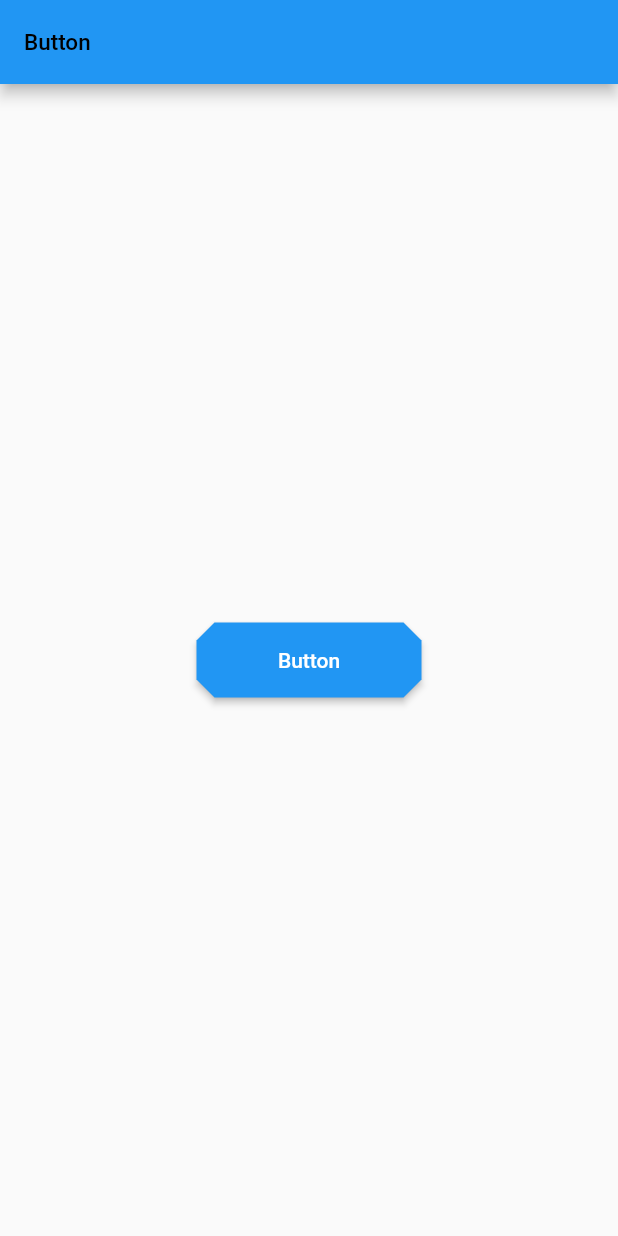
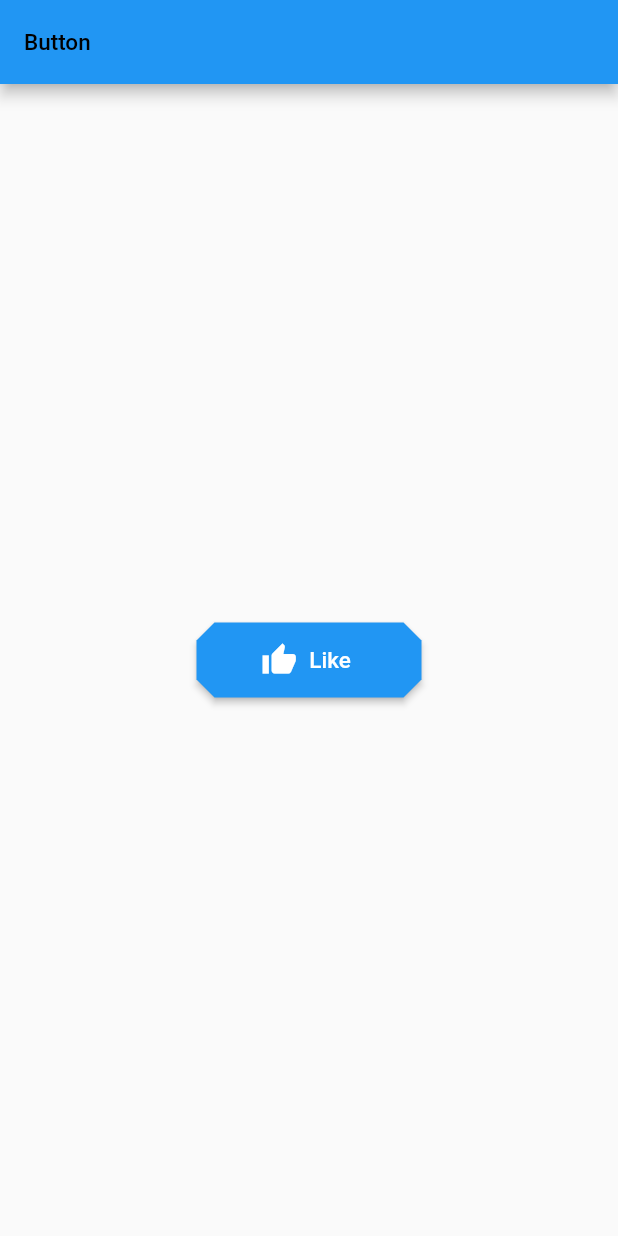
Before and after one commit to linhxeom1996/documents, a Flutter app: the screen it shows after launch, on a phone screen of 412 x 824 dp. Run offline on Flutter 3.47's test engine with Material 2 defaults, Android fonts, the phone set to English and light mode, and no system bars; our stand-ins replace animated_toggle_switch, connectivity_plus, fluro, flutter_bloc, flutter_neumorphic, flutter_svg and 2 more; missing offline and left inert: linh_button.

Commit message:
button outline

```diff
--- /dev/null
+++ b/button/lib/elevator_button_icon/elevator_button_icon.dart
@@ -0,0 +1,25 @@
+import 'package:flutter/material.dart';
+
+class ElevateButtonIcon extends StatelessWidget {
+  const ElevateButtonIcon({super.key});
+
+  @override
+  Widget build(BuildContext context) {
+    return ElevatedButton.icon(
+      onPressed: () {},
+      icon: const Icon(Icons.thumb_up),
+      label: const Text(
+        "Like",
+        style: TextStyle(
+          color: Colors.white,
+          fontSize: 15,
+        ),
+      ),
+      style: ElevatedButton.styleFrom(
+        shape: BeveledRectangleBorder(
+          borderRadius: BorderRadius.circular(12),
+        ),
+      ),
+    );
+  }
+}
--- a/button/lib/main.dart
+++ b/button/lib/main.dart
@@ -1,9 +1,15 @@
-import 'package:button/elevator_button_border/beveled_rectang_border.dart';
-import 'package:button/elevator_button_border/circle_border.dart';
+// import 'package:button/elevator_button_border/beveled_rectang_border.dart';
+// import 'package:button/elevator_button_border/circle_border.dart';
 // import 'package:button/elevator_button/stadium_border.dart';
+// import 'package:button/button_outline/circle_border.dart';
 import 'package:flutter/material.dart';
 
-import 'elevator_button_border/rouder_rectangle_boder.dart';
+// import 'button_outline/beveled_rectang_border.dart';
+import 'elevator_button_icon/elevator_button_icon.dart';
+
+// import 'elevator_button_border/rouder_rectangle_boder.dart';
+// import 'button_outline/rouder_rectangle_border.dart';
+// import 'button_outline/stadium_border.dart';
 
 void main() {
   runApp(const MyApp());
@@ -40,7 +46,7 @@ class HomePage extends StatelessWidget {
         child: SizedBox(
           width: 150,
           height: 50,
-          child: BeveledRectangBorderButton(),
+          child: ElevateButtonIcon(),
         ),
       ),
     );
```
Also changed, not shown: button/lib/button_outline/beveled_rectang_border.dart (added, +21 -0 lines), button/lib/button_outline/circle_border.dart (added, +19 -0 lines), button/lib/button_outline/rouder_rectangle_border.dart (added, +21 -0 lines), button/lib/button_outline/stadium_border.dart (added, +19 -0 lines), button/lib/elevator_button_outline/stadium_border.dart (deleted).
